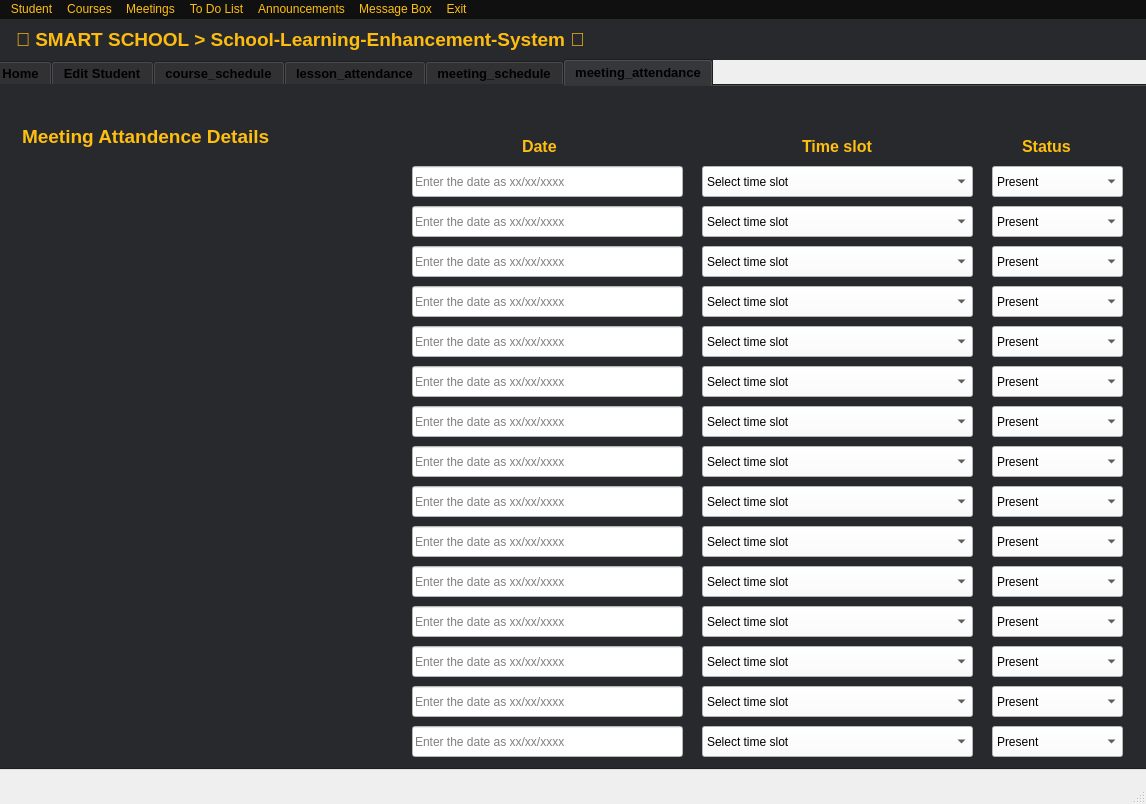
Qt form student.ui (ismailuzum/Smart-School-School-Learning-Enhancement-System) before a commit.
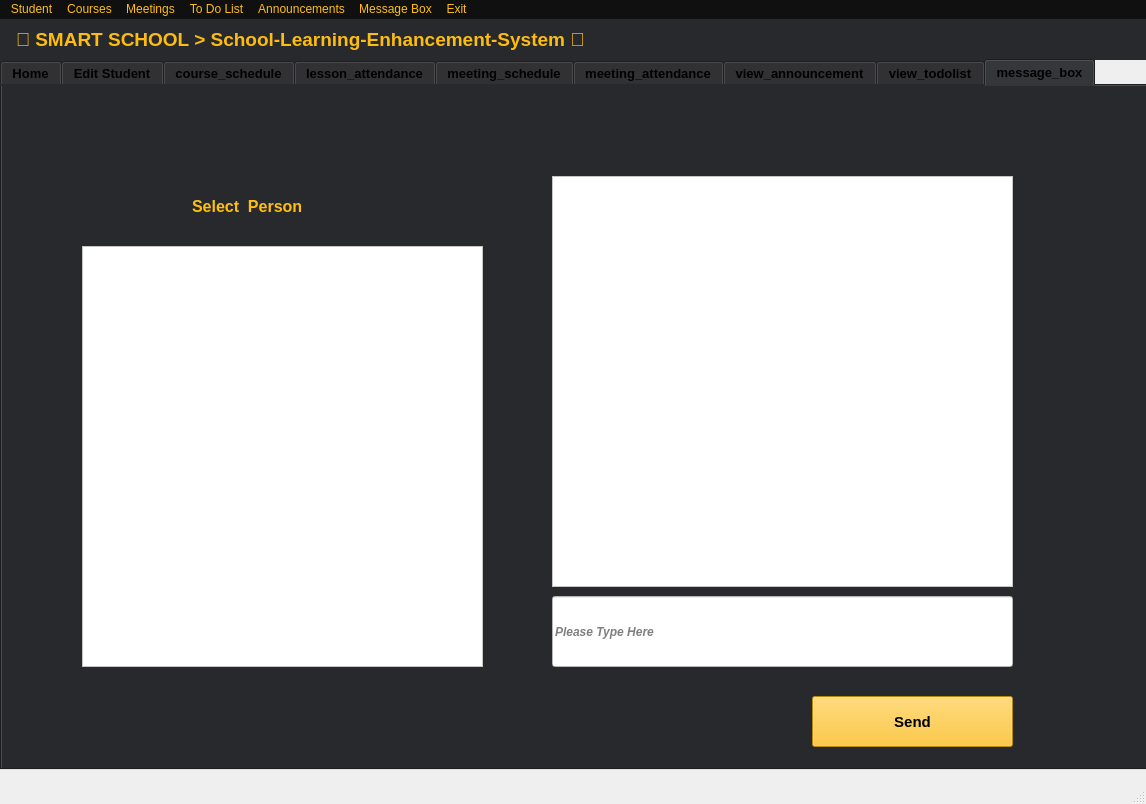
The same form after that commit.

The edit to the form file:
```diff
--- a/student.ui
+++ b/student.ui
@@ -42,7 +42,7 @@
    <widget class="QTabWidget" name="tabWidget">
     <property name="geometry">
      <rect>
-      <x>-10</x>
+      <x>0</x>
       <y>40</y>
       <width>1161</width>
       <height>711</height>
@@ -59,7 +59,7 @@
      <string notr="true">background-color: rgb(40, 41, 44);</string>
     </property>
     <property name="currentIndex">
-     <number>5</number>
+     <number>8</number>
     </property>
     <widget class="QWidget" name="tab_1">
      <attribute name="title">
@@ -4565,7 +4565,7 @@
        <rect>
         <x>30</x>
         <y>40</y>
-        <width>281</width>
+        <width>411</width>
         <height>21</height>
        </rect>
       </property>
@@ -6393,6 +6393,200 @@
       </item>
      </widget>
     </widget>
+    <widget class="QWidget" name="tab">
+     <attribute name="title">
+      <string>view_announcement</string>
+     </attribute>
+     <widget class="QTextBrowser" name="textBrowser">
+      <property name="geometry">
+       <rect>
+        <x>60</x>
+        <y>140</y>
+        <width>1031</width>
+        <height>411</height>
+       </rect>
+      </property>
+      <property name="font">
+       <font>
+        <pointsize>10</pointsize>
+       </font>
+      </property>
+      <property name="styleSheet">
+       <string notr="true">background-color: rgb(255, 255, 255);</string>
+      </property>
+      <property name="html">
+       <string>&lt;!DOCTYPE HTML PUBLIC &quot;-//W3C//DTD HTML 4.0//EN&quot; &quot;http://www.w3.org/TR/REC-html40/strict.dtd&quot;&gt;
+&lt;html&gt;&lt;head&gt;&lt;meta name=&quot;qrichtext&quot; content=&quot;1&quot; /&gt;&lt;style type=&quot;text/css&quot;&gt;
+p, li { white-space: pre-wrap; }
+&lt;/style&gt;&lt;/head&gt;&lt;body style=&quot; font-family:'MS Shell Dlg 2'; font-size:10pt; font-weight:400; font-style:normal;&quot;&gt;
+&lt;p style=&quot;-qt-paragraph-type:empty; margin-top:0px; margin-bottom:0px; margin-left:0px; margin-right:0px; -qt-block-indent:0; text-indent:0px; font-size:7.8pt;&quot;&gt;&lt;br /&gt;&lt;/p&gt;&lt;/body&gt;&lt;/html&gt;</string>
+      </property>
+     </widget>
+     <widget class="QLabel" name="label_122">
+      <property name="geometry">
+       <rect>
+        <x>500</x>
+        <y>70</y>
+        <width>201</width>
+        <height>21</height>
+       </rect>
+      </property>
+      <property name="font">
+       <font>
+        <pointsize>14</pointsize>
+        <weight>75</weight>
+        <bold>true</bold>
+       </font>
+      </property>
+      <property name="styleSheet">
+       <string notr="true">color: rgb(255, 191, 16);</string>
+      </property>
+      <property name="text">
+       <string>Announcements</string>
+      </property>
+     </widget>
+    </widget>
+    <widget class="QWidget" name="tab_7">
+     <attribute name="title">
+      <string>view_todolist</string>
+     </attribute>
+     <widget class="QListView" name="list_view">
+      <property name="geometry">
+       <rect>
+        <x>230</x>
+        <y>190</y>
+        <width>691</width>
+        <height>341</height>
+       </rect>
+      </property>
+      <property name="styleSheet">
+       <string notr="true">background-color: rgb(255, 255, 255);</string>
+      </property>
+     </widget>
+     <widget class="QLabel" name="label_108">
+      <property name="geometry">
+       <rect>
+        <x>510</x>
+        <y>130</y>
+        <width>141</width>
+        <height>21</height>
+       </rect>
+      </property>
+      <property name="font">
+       <font>
+        <pointsize>14</pointsize>
+        <weight>75</weight>
+        <bold>true</bold>
+       </font>
+      </property>
+      <property name="styleSheet">
+       <string notr="true">color: rgb(255, 191, 16);</string>
+      </property>
+      <property name="text">
+       <string>To Do List</string>
+      </property>
+     </widget>
+    </widget>
+    <widget class="QWidget" name="tab_8">
+     <attribute name="title">
+      <string>message_box</string>
+     </attribute>
+     <widget class="QPushButton" name="sendButton3">
+      <property name="geometry">
+       <rect>
+        <x>810</x>
+        <y>610</y>
+        <width>201</width>
+        <height>51</height>
+       </rect>
+      </property>
+      <property name="font">
+       <font>
+        <pointsize>11</pointsize>
+        <weight>75</weight>
+        <bold>true</bold>
+       </font>
+      </property>
+      <property name="styleSheet">
+       <string notr="true">background-color: rgb(255, 191, 16);</string>
+      </property>
+      <property name="text">
+       <string>Send</string>
+      </property>
+     </widget>
+     <widget class="QListView" name="list_view_3">
+      <property name="geometry">
+       <rect>
+        <x>550</x>
+        <y>90</y>
+        <width>461</width>
+        <height>411</height>
+       </rect>
+      </property>
+      <property name="styleSheet">
+       <string notr="true">background-color: rgb(255, 255, 255);</string>
+      </property>
+     </widget>
+     <widget class="QLineEdit" name="LineEdit_3">
+      <property name="geometry">
+       <rect>
+        <x>550</x>
+        <y>510</y>
+        <width>461</width>
+        <height>71</height>
+       </rect>
+      </property>
+      <property name="font">
+       <font>
+        <weight>75</weight>
+        <italic>true</italic>
+        <bold>true</bold>
+       </font>
+      </property>
+      <property name="styleSheet">
+       <string notr="true">background-color: rgb(255, 255, 255);</string>
+      </property>
+      <property name="placeholderText">
+       <string>Please Type Here</string>
+      </property>
+     </widget>
+     <widget class="QLabel" name="label_105">
+      <property name="geometry">
+       <rect>
+        <x>190</x>
+        <y>110</y>
+        <width>281</width>
+        <height>21</height>
+       </rect>
+      </property>
+      <property name="font">
+       <font>
+        <pointsize>12</pointsize>
+        <weight>75</weight>
+        <bold>true</bold>
+       </font>
+      </property>
+      <property name="styleSheet">
+       <string notr="true">color: rgb(255, 191, 16);</string>
+      </property>
+      <property name="text">
+       <string>Select  Person</string>
+      </property>
+     </widget>
+     <widget class="QListView" name="listView_4">
+      <property name="geometry">
+       <rect>
+        <x>80</x>
+        <y>160</y>
+        <width>401</width>
+        <height>421</height>
+       </rect>
+      </property>
+      <property name="styleSheet">
+       <string notr="true">background-color: rgb(255, 255, 255);</string>
+      </property>
+     </widget>
+    </widget>
    </widget>
   </widget>
   <widget class="QStatusBar" name="statusbar"/>
```
Left out of the diff: 223 changed lines with no effect on the pictures.
